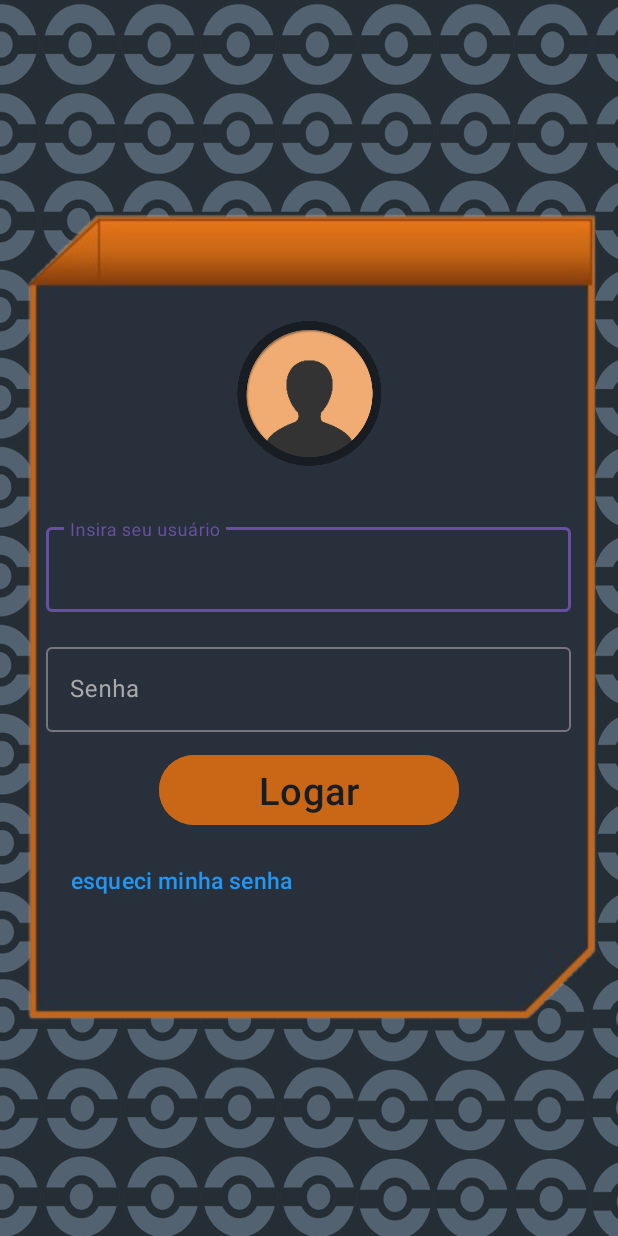
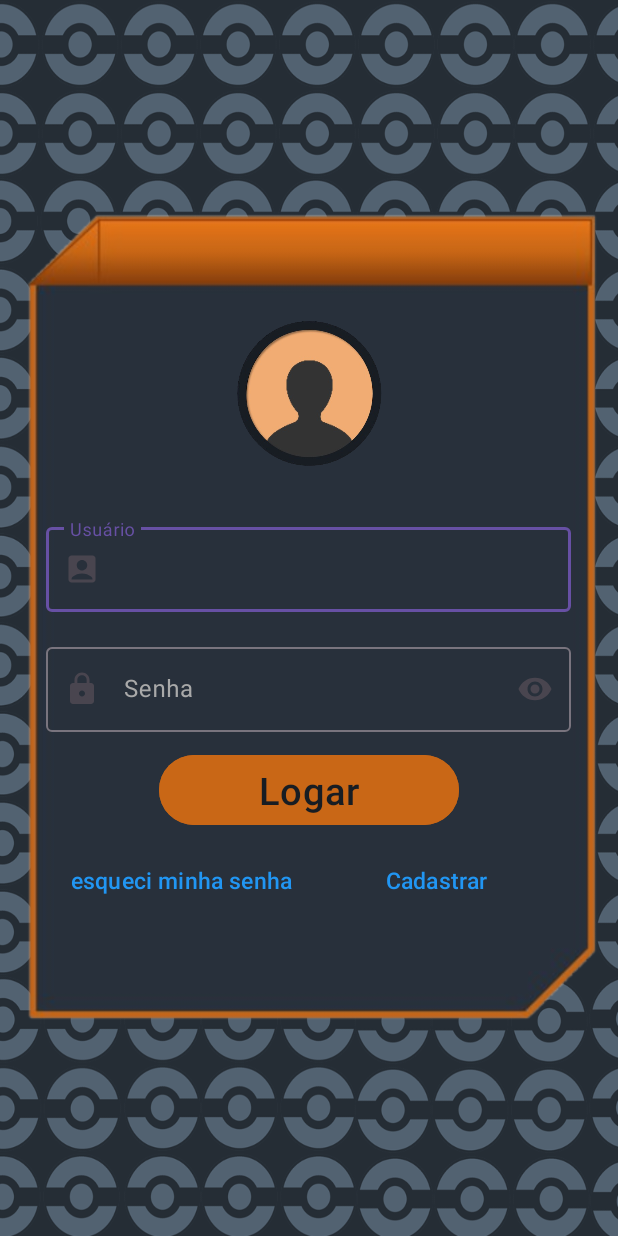
Before and after one commit to tPdru/ControleEstoque, an Android app: the screen it shows after launch (TelaLoginActivity), on a phone screen of 412 x 824 dp. Run offline under Robolectric (Android 15) with nearby library versions, the light colour scheme and no system bars.

Commit message:
login finalizado

```diff
--- /dev/null
+++ b/app/src/main/res/drawable/baseline_account_box.xml
@@ -0,0 +1,5 @@
+<vector xmlns:android="http://schemas.android.com/apk/res/android" android:height="24dp" android:tint="#FFFFFF" android:viewportHeight="24" android:viewportWidth="24" android:width="24dp">
+
+    <path android:fillColor="@android:color/white" android:pathData="M19,3H5C3.9,3 3,3.9 3,5v14c0,1.1 0.9,2 2,2h14c1.1,0 2,-0.9 2,-2V5C21,3.9 20.1,3 19,3zM12,6c1.93,0 3.5,1.57 3.5,3.5c0,1.93 -1.57,3.5 -3.5,3.5s-3.5,-1.57 -3.5,-3.5C8.5,7.57 10.07,6 12,6zM19,19H5v-0.23c0,-0.62 0.28,-1.2 0.76,-1.58C7.47,15.82 9.64,15 12,15s4.53,0.82 6.24,2.19c0.48,0.38 0.76,0.97 0.76,1.58V19z"/>
+
+</vector>
--- /dev/null
+++ b/app/src/main/res/drawable/baseline_lock.xml
@@ -0,0 +1,5 @@
+<vector xmlns:android="http://schemas.android.com/apk/res/android" android:height="24dp" android:tint="#FFFFFF" android:viewportHeight="24" android:viewportWidth="24" android:width="24dp">
+
+    <path android:fillColor="@android:color/white" android:pathData="M18,8h-1L17,6c0,-2.76 -2.24,-5 -5,-5S7,3.24 7,6v2L6,8c-1.1,0 -2,0.9 -2,2v10c0,1.1 0.9,2 2,2h12c1.1,0 2,-0.9 2,-2L20,10c0,-1.1 -0.9,-2 -2,-2zM12,17c-1.1,0 -2,-0.9 -2,-2s0.9,-2 2,-2 2,0.9 2,2 -0.9,2 -2,2zM15.1,8L8.9,8L8.9,6c0,-1.71 1.39,-3.1 3.1,-3.1 1.71,0 3.1,1.39 3.1,3.1v2z"/>
+
+</vector>
--- a/app/src/main/res/layout/tela_login_layout.xml
+++ b/app/src/main/res/layout/tela_login_layout.xml
@@ -28,13 +28,14 @@
         android:layout_height="wrap_content"
         android:layout_gravity="center"
         android:layout_marginTop="-70sp"
-        android:hint="Insira seu usuário"
-        android:textColorHint="#BDBDBD">
+        android:hint="Usuário"
+        android:textColorHint="#BDBDBD"
+        app:startIconDrawable="@drawable/baseline_account_box">
 
         <com.google.android.material.textfield.TextInputEditText
             android:layout_width="match_parent"
             android:layout_height="wrap_content"
-            android:textColor="#A9A9A9" />
+            android:textColor="#A9A9A9"/>
     </com.google.android.material.textfield.TextInputLayout>
 
     <com.google.android.material.textfield.TextInputLayout
@@ -44,12 +45,15 @@
         android:layout_gravity="center"
         android:layout_marginTop="90sp"
         android:hint="Senha"
-        android:textColorHint="#A9A9A9">
+        android:textColorHint="#A9A9A9"
+        app:startIconDrawable="@drawable/baseline_lock"
+        app:endIconMode="password_toggle">
 
         <com.google.android.material.textfield.TextInputEditText
             android:layout_width="match_parent"
             android:layout_height="wrap_content"
-            android:textColor="#A9A9A9" />
+            android:textColor="#A9A9A9"
+            android:inputType="textPassword" />
     </com.google.android.material.textfield.TextInputLayout>
 
     <Button
@@ -64,15 +68,26 @@
         android:textSize="25sp" />
 
     <Button
-        android:id="@+id/btnLo"
+        android:id="@+id/btnEsqueciSenha"
         style="@style/Widget.Material3.Button.TextButton"
         android:layout_width="wrap_content"
         android:layout_height="wrap_content"
         android:layout_gravity="center"
+        android:layout_marginLeft="-170sp"
         android:layout_marginTop="350dp"
-        android:textStyle=""
-        android:layout_marginLeft="-170sp"
         android:text="esqueci minha senha"
+        android:textColor="#2196F3"
+        android:textSize="15sp"/>
+
+    <Button
+        android:id="@+id/btnCadastrar"
+        style="@style/Widget.Material3.Button.TextButton"
+        android:layout_width="wrap_content"
+        android:layout_height="wrap_content"
+        android:layout_gravity="center"
+        android:layout_marginLeft="170sp"
+        android:layout_marginTop="350dp"
+        android:text="Cadastrar"
         android:textColor="#2196F3"
         android:textSize="15sp" />
 
```
Also changed, not shown: app/src/main/AndroidManifest.xml (+4 -8 lines), app/src/main/java/br/com/etecia/appcontroledeestoque/ProdutoPageActivity.java (added, +24 -0 lines), app/src/main/res/layout/produto_page_layout.xml (added, +10 -0 lines), app/src/main/ic_launcher-playstore.png (added), app/src/main/res/mipmap-hdpi/ic_launcher_foreground.webp (added), app/src/main/res/mipmap-mdpi/ic_launcher_foreground.webp (added), app/src/main/res/mipmap-xhdpi/ic_launcher_foreground.webp (added), app/src/main/res/mipmap-xxhdpi/ic_launcher_foreground.webp (added), app/src/main/res/mipmap-xxxhdpi/ic_launcher_foreground.webp (added).
